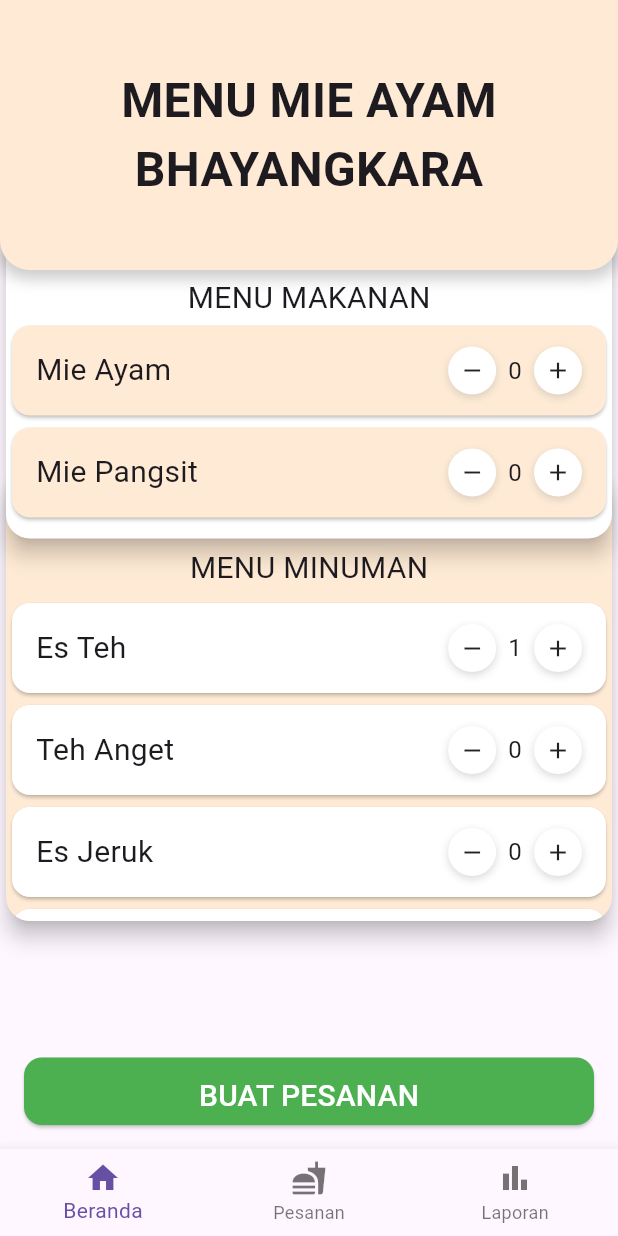
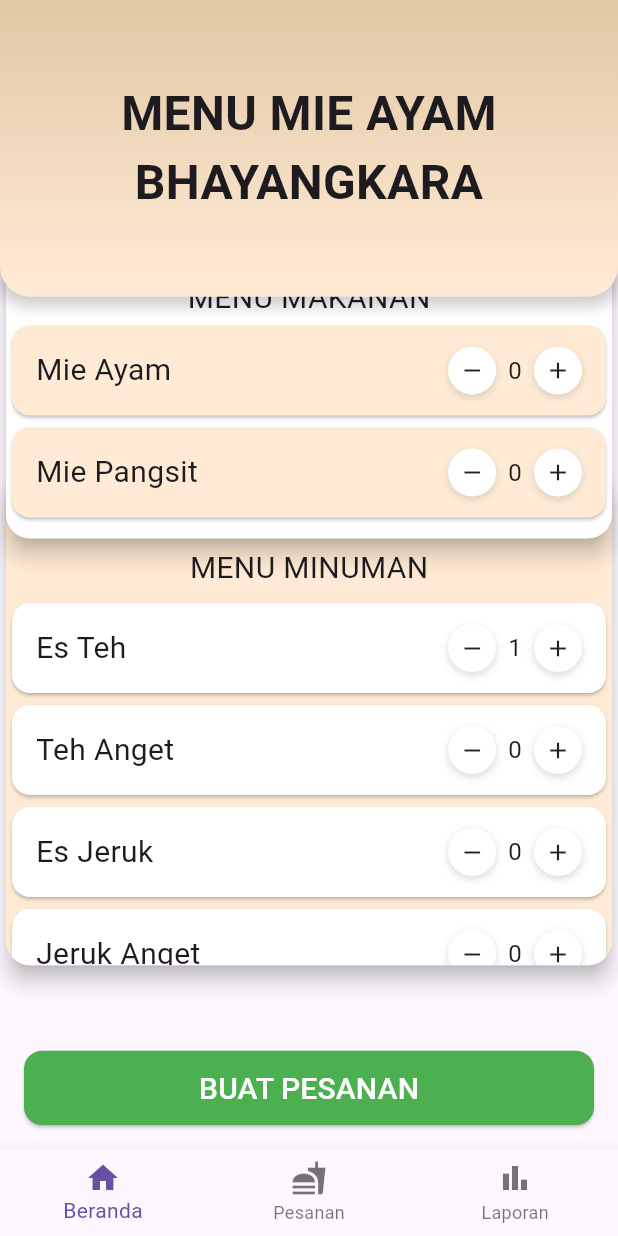
Before and after one commit to fadhlyarmi1987/mie_ayam_bhayangkara, a Flutter app: the screen it shows after launch, after a tap on the "add" icon, on a phone screen of 412 x 824 dp. Run offline on Flutter 3.47's test engine with Material 3 defaults, Android fonts, the phone set to English and light mode, and no system bars; our stand-ins replace cloud_firestore, firebase_core, google_fonts; accounts and stored records are empty; Roboto replaces fonts that are missing (Khand).

Commit message:
update dari gugu

```diff
--- a/lib/pages/Dashboard.dart
+++ b/lib/pages/Dashboard.dart
@@ -5,7 +5,6 @@ import 'package:google_fonts/google_fonts.dart';
 import '../widgets/item_card.dart';
 import '../widgets/order_summary_dialog.dart';
 import '../utils/item_data.dart';
-//coba
 
 class Dashboard extends StatelessWidget {
   const Dashboard({super.key});
@@ -29,7 +28,7 @@ class DashboardCard extends StatefulWidget {
 class _DashboardCardState extends State<DashboardCard> {
   final Map<String, int> foodItems = {...initialFoodItems};
   final Map<String, int> drinkItems = {...initialDrinkItems};
-  final Map<String, String> itemNotes = {}; // ⬅️ Catatan per item
+  final Map<String, String> itemNotes = {};
 
   void _increment(String key, Map<String, int> items) {
     setState(() {
@@ -54,6 +53,9 @@ class _DashboardCardState extends State<DashboardCard> {
 
   @override
   Widget build(BuildContext context) {
+    final screenWidth = MediaQuery.of(context).size.width;
+    final screenHeight = MediaQuery.of(context).size.height;
+
     return Column(
       children: [
         Expanded(
@@ -69,7 +71,7 @@ class _DashboardCardState extends State<DashboardCard> {
                     ),
                     elevation: 6,
                     child: SizedBox(
-                      height: 300,
+                      height: screenHeight * 0.4,
                       child: Padding(
                         padding: const EdgeInsets.only(top: 50),
                         child: Column(
@@ -99,7 +101,7 @@ class _DashboardCardState extends State<DashboardCard> {
                                           onRemove: _decrement,
                                           type: 'minuman',
                                         ),
-                                      )// cobaaa
+                                      ) // cobaaa
                                       .toList(),
                                 ),
                               ),
@@ -143,10 +145,14 @@ class _DashboardCardState extends State<DashboardCard> {
                   ),
                 ),
                 Container(
-                  height: 180,
+                  height: screenHeight * 0.24,
                   padding: const EdgeInsets.all(16),
                   decoration: BoxDecoration(
-                    color: const Color(0xFFFFEBD5),
+                    gradient: LinearGradient(
+                      colors: [Color.fromARGB(255, 226, 199, 164), Color(0xFFFFEBD5)],
+                      begin: Alignment.topCenter,
+                      end: Alignment.bottomCenter,
+                    ),
                     borderRadius: const BorderRadius.vertical(
                       bottom: Radius.circular(20),
                     ),
@@ -174,7 +180,7 @@ class _DashboardCardState extends State<DashboardCard> {
           ),
         ),
         Container(
-          height: 45,
+          height: screenHeight * 0.06,
           width: double.infinity,
           margin: const EdgeInsets.all(16),
           child: ElevatedButton(
--- a/lib/pages/laporanPage.dart
+++ b/lib/pages/laporanPage.dart
@@ -65,22 +65,63 @@ class _LaporanPageState extends State<LaporanPage> {
     final dateRange = getFilterRange()['range']!;
     final start = Timestamp.fromDate(dateRange.start);
     final end = Timestamp.fromDate(dateRange.end);
+    final screenHeight = MediaQuery.of(context).size.height;
+    final screenWidth = MediaQuery.of(context).size.width;
 
     return Scaffold(
-      appBar: AppBar(
-        title: Text(
-          'Laporan Penjualan',
-          style: GoogleFonts.jockeyOne(fontSize: 24),
+      body: Container(
+        decoration: const BoxDecoration(
+          gradient: LinearGradient(
+            colors: [Color.fromARGB(255, 226, 199, 164), Color(0xFFFFEBD5)],
+            begin: Alignment.topCenter,
+            end: Alignment.bottomCenter,
           ),
-        backgroundColor: const Color(0xFFFFEBD5),
-        centerTitle: true,
         ),
-      backgroundColor: const Color.fromARGB(255, 255, 255, 255),
-      body: Column(
+        child: SafeArea(
+          child: Column(
             children: [
-          // 🔘 Horizontal Button Filter
+              // 🔝 Header Custom Pengganti AppBar
+              Container(
+                height: screenHeight * 0.1,
+                width: screenWidth,
+                decoration: const BoxDecoration(
+                  gradient: LinearGradient(
+                    colors: [
+                      Color.fromARGB(255, 226, 199, 164),
+                      Color(0xFFFFEBD5),
+                    ],
+                    begin: Alignment.topCenter,
+                    end: Alignment.bottomCenter,
+                  ),
+                  borderRadius: BorderRadius.vertical(
+                    bottom: Radius.circular(20),
+                  ),
+                  boxShadow: [
+                    BoxShadow(
+                      color: Color.fromARGB(42, 0, 0, 0),
+                      spreadRadius: 0.1,
+                      blurRadius: 5,
+                      offset: Offset(0, 6),
+                    ),
+                  ],
+                ),
+                child: Center(
+                  child: Text(
+                    'LAPORAN PENJUALAN',
+                    style: GoogleFonts.jockeyOne(
+                      fontSize: 28,
+                      fontWeight: FontWeight.bold,
+                    ),
+                  ),
+                ),
+              ),
+
+              // 🔘 Horizontal Filter Buttons
               Padding(
-            padding: const EdgeInsets.symmetric(horizontal: 12, vertical: 10),
+                padding: const EdgeInsets.symmetric(
+                  horizontal: 12,
+                  vertical: 10,
+                ),
                 child: SingleChildScrollView(
                   scrollDirection: Axis.horizontal,
                   child: Row(
@@ -117,7 +158,7 @@ class _LaporanPageState extends State<LaporanPage> {
                 ),
               ),
 
-          // 🔄 StreamBuilder
+              // 🔄 StreamBuilder (Laporan Penjualan)
               Expanded(
                 child: StreamBuilder<QuerySnapshot>(
                   stream: FirebaseFirestore.instance
@@ -134,7 +175,9 @@ class _LaporanPageState extends State<LaporanPage> {
                     final docs = snapshot.data?.docs ?? [];
 
                     if (docs.isEmpty) {
-                  return const Center(child: Text('Tidak ada data pesanan.'));
+                      return const Center(
+                        child: Text('Tidak ada data pesanan.'),
+                      );
                     }
 
                     int totalPendapatan = docs.fold(0, (sum, doc) {
@@ -143,7 +186,6 @@ class _LaporanPageState extends State<LaporanPage> {
 
                     return Column(
                       children: [
-                    // 📋 List Pesanan
                         Expanded(
                           child: ListView.builder(
                             padding: const EdgeInsets.all(16),
@@ -164,12 +206,13 @@ class _LaporanPageState extends State<LaporanPage> {
                                 child: Padding(
                                   padding: const EdgeInsets.all(16),
                                   child: Column(
-                                crossAxisAlignment: CrossAxisAlignment.start,
+                                    crossAxisAlignment:
+                                        CrossAxisAlignment.start,
                                     children: [
                                       Text(
                                         'Pesanan #$id',
                                         style: GoogleFonts.jockeyOne(
-                                      fontSize: 30,
+                                          fontSize: 24,
                                           fontWeight: FontWeight.bold,
                                         ),
                                       ),
@@ -205,18 +248,26 @@ class _LaporanPageState extends State<LaporanPage> {
                                               ),
                                               if (catatan != null &&
                                                   catatan.toString().isNotEmpty)
+                                                Column(
+                                                  crossAxisAlignment:
+                                                      CrossAxisAlignment.start,
+                                                  children: [
+                                                    const SizedBox(height: 4),
                                                     Text(
-                                              'Catatan: ',
+                                                      'Catatan:',
                                                       style: const TextStyle(
                                                         fontSize: 12,
-                                                color: Colors.black
+                                                        color: Colors.black,
                                                       ),
                                                     ),
                                                     Text(
-                                              '$catatan',
-                                              style: GoogleFonts.jockeyOne(
+                                                      catatan,
+                                                      style:
+                                                          GoogleFonts.jockeyOne(
                                                             fontSize: 16,
                                                           ),
+                                                    ),
+                                                  ],
                                                 ),
                                             ],
                                           ),
@@ -225,7 +276,7 @@ class _LaporanPageState extends State<LaporanPage> {
                                       Text(
                                         'Total Harga: Rp ${NumberFormat('#,###', 'id_ID').format(totalHarga)}',
                                         style: GoogleFonts.jockeyOne(
-                                      fontSize: 24,
+                                          fontSize: 20,
                                           fontWeight: FontWeight.bold,
                                           color: Colors.green,
                                         ),
@@ -269,6 +320,8 @@ class _LaporanPageState extends State<LaporanPage> {
               ),
             ],
           ),
+        ),
+      ),
     );
   }
 }
--- a/lib/pages/pesanan.dart
+++ b/lib/pages/pesanan.dart
@@ -15,17 +15,52 @@ class _AntreanPageState extends State<AntreanPage> {
 
   @override
   Widget build(BuildContext context) {
+    final screenWidth = MediaQuery.of(context).size.width;
+    final screenHeight = MediaQuery.of(context).size.height;
     return Scaffold(
-      backgroundColor: const Color(0xFFFFEBD5),
-      body: SafeArea(
+      body: Container(
+        decoration: const BoxDecoration(
+          gradient: LinearGradient(
+            colors: [Color.fromARGB(255, 226, 199, 164), Color(0xFFFFEBD5)],
+            begin: Alignment.topCenter,
+            end: Alignment.bottomCenter,
+          ),
+        ),
+        child: SafeArea(
           child: Column(
             children: [
-            const SizedBox(height: 16),
-            Text(
+              Container(
+                height: screenHeight * 0.1,
+                width: screenWidth * 1,
+                decoration: const BoxDecoration(
+                  gradient: LinearGradient(
+                    colors: [
+                      Color.fromARGB(255, 226, 199, 164),
+                      Color(0xFFFFEBD5),
+                    ],
+                    begin: Alignment.topCenter,
+                    end: Alignment.bottomCenter,
+                  ),
+                  borderRadius: const BorderRadius.vertical(
+                    bottom: Radius.circular(20),
+                  ),
+                  boxShadow: [
+                      BoxShadow(
+                        color: Color.fromARGB(42, 0, 0, 0),
+                        spreadRadius: 0.1,
+                        blurRadius: 5,
+                        offset: const Offset(0, 6), // arah bayangan: bawah
+                      ),
+                    ],
+                ),
+                child: Center(
+                  child: Text(
                     'ANTREAN',
                     style: GoogleFonts.jockeyOne(
                       fontSize: 30,
                       fontWeight: FontWeight.bold,
+                    ),
+                  ),
                 ),
               ),
               const SizedBox(height: 16),
@@ -46,7 +81,7 @@ class _AntreanPageState extends State<AntreanPage> {
                     }
 
                     if (!snapshot.hasData || snapshot.data!.docs.isEmpty) {
-                    return const Center(child: Text('Tidak ada antrean'));
+                      return  Center(child: Text('Tidak ada antrean', style: GoogleFonts.jockeyOne(),));
                     }
 
                     final pesananList = snapshot.data!.docs;
@@ -87,6 +122,7 @@ class _AntreanPageState extends State<AntreanPage> {
                 ),
               ),
             ],
+          ),
         ),
       ),
     );
```
Lines whose indentation alone changed are shown as unchanged.
